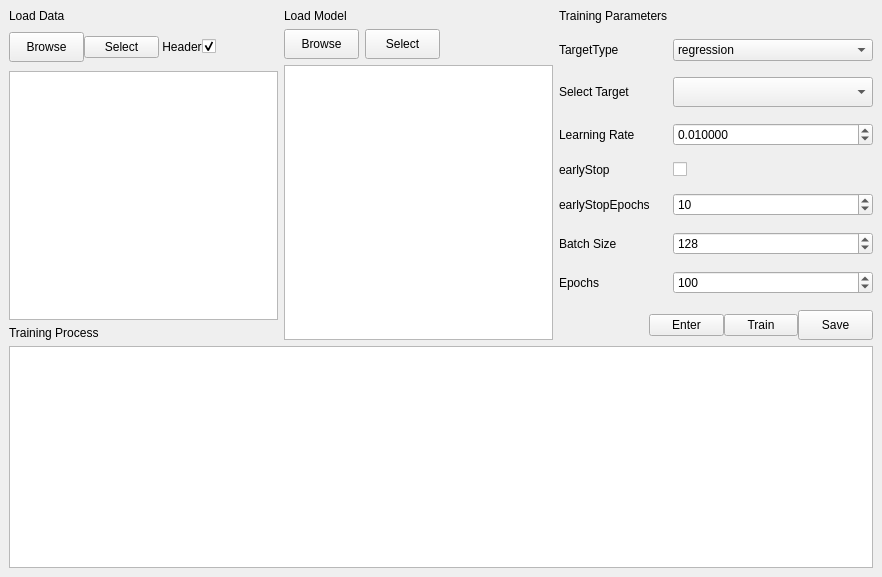
sheMnapion/AI-QSAR, file QSAR-UI/mainwindow1.ui: the form before one commit.
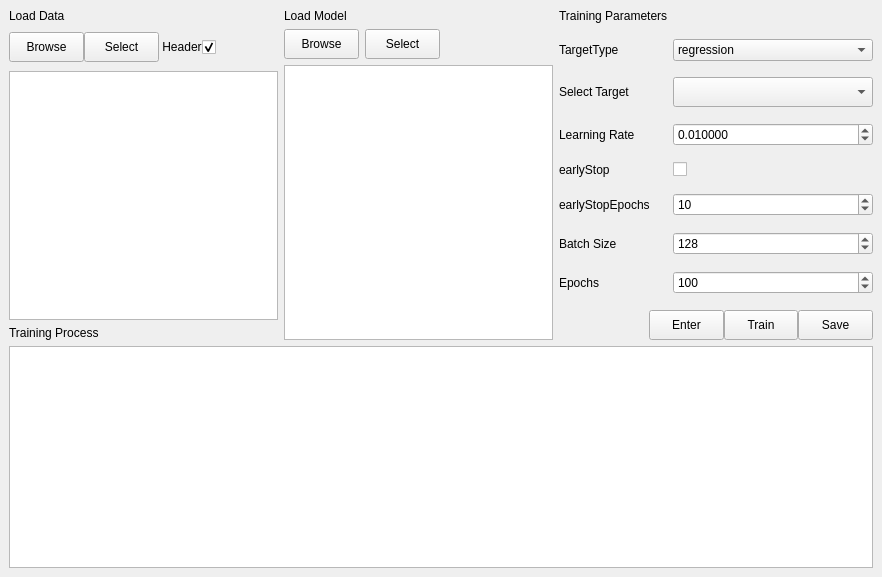
The form after the commit.

```diff
--- a/QSAR-UI/mainwindow1.ui
+++ b/QSAR-UI/mainwindow1.ui
@@ -370,7 +370,7 @@
           <property name="maximumSize">
            <size>
             <width>75</width>
-            <height>16777215</height>
+            <height>30</height>
            </size>
           </property>
           <property name="text">
@@ -389,7 +389,7 @@
           <property name="maximumSize">
            <size>
             <width>74</width>
-            <height>16777215</height>
+            <height>30</height>
            </size>
           </property>
           <property name="layoutDirection">
@@ -507,7 +507,7 @@
           <property name="maximumSize">
            <size>
             <width>75</width>
-            <height>16777215</height>
+            <height>30</height>
            </size>
           </property>
           <property name="text">
@@ -526,7 +526,7 @@
           <property name="maximumSize">
            <size>
             <width>50</width>
-            <height>20</height>
+            <height>30</height>
            </size>
           </property>
           <property name="text">
@@ -542,6 +542,12 @@
             <verstretch>0</verstretch>
            </sizepolicy>
           </property>
+          <property name="maximumSize">
+           <size>
+            <width>16777215</width>
+            <height>30</height>
+           </size>
+          </property>
           <property name="text">
            <string/>
           </property>
```
